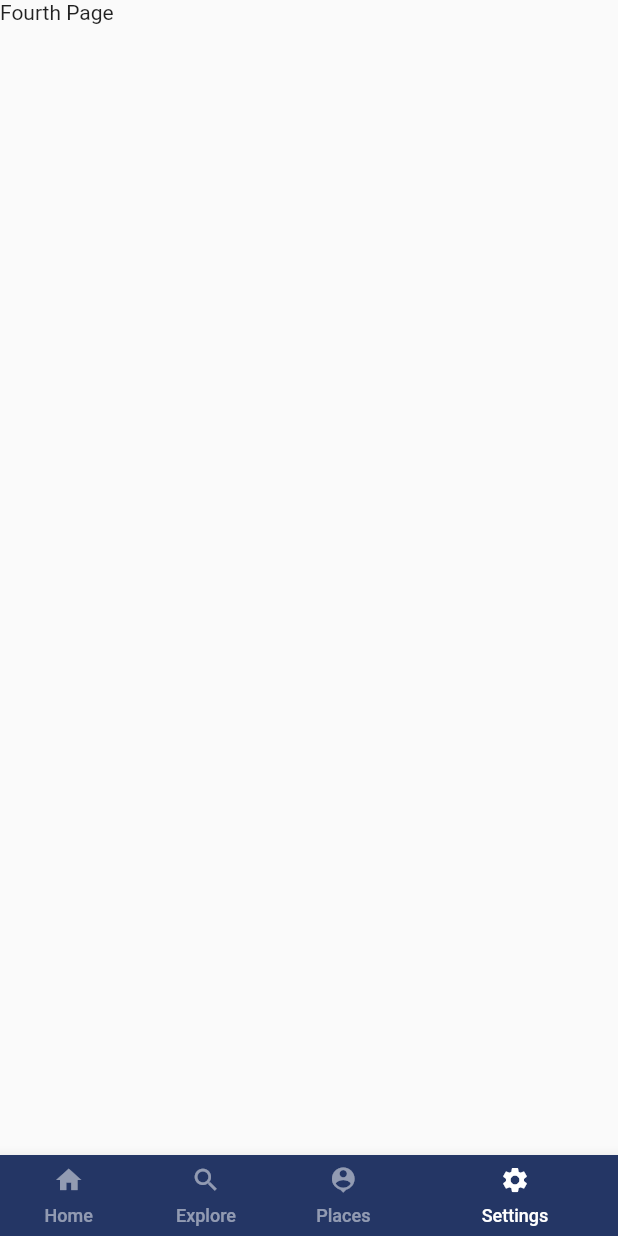
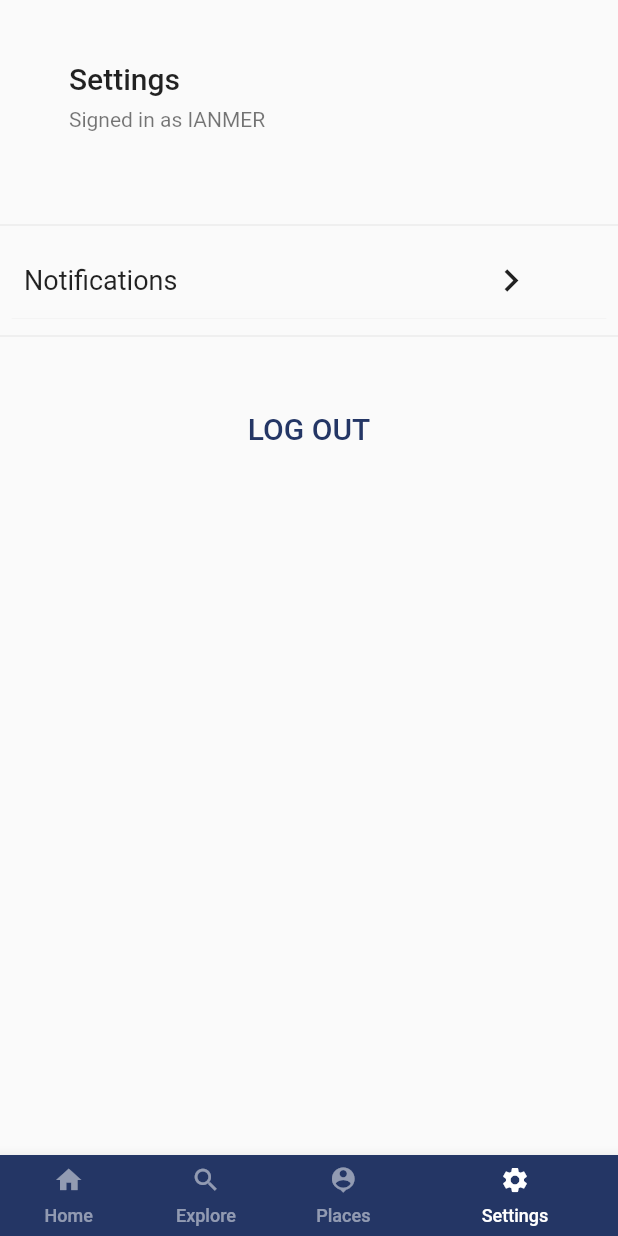
Before and after one commit to Zr99/Getx_Bottom_Navigation, a Flutter app: the screen it shows after launch, item 4 of the bottom bar chosen, on a phone screen of 412 x 824 dp. Run offline on Flutter 3.47's test engine with Material 2 defaults, Android fonts, the phone set to English and light mode, and no system bars; our stand-ins replace get, get_storage.

```diff
--- a/lib/views/Home_Bottom_Nav.dart
+++ b/lib/views/Home_Bottom_Nav.dart
@@ -6,7 +6,7 @@ import '../controller/ScreenController.dart';
 import '../views/Homepage.dart';
 import '../views/Secondpage.dart';
 import '../views/Thirdpage.dart';
-import '../views/Fourthpage.dart';
+import '../views/Settings.dart';
 
 class HomeBottomNav extends StatelessWidget {
 
@@ -28,7 +28,7 @@ class HomeBottomNav extends StatelessWidget {
           buildBottomNavigationMenu(context, _screenController),
       body: Obx(() => IndexedStack(
             index: _screenController.selectedIndex.value,
-            children: [Homepage(), Secondpage(), ThirdPage(), Fourthpage()],
+            children: [Homepage(), Secondpage(), ThirdPage(), Settings()],
           )),
     ));
   }
--- a/lib/views/Homepage.dart
+++ b/lib/views/Homepage.dart
@@ -12,7 +12,7 @@ class Homepage extends StatelessWidget {
 
     return Center(
       child: Container(
-        child: Text('${homeCounter.count.value}'),
+        child: Obx(() =>Text('${homeCounter.count.value}', style: TextStyle(fontSize: 60),), ) ,
       ),
     );
   }
--- a/lib/views/Secondpage.dart
+++ b/lib/views/Secondpage.dart
@@ -10,6 +10,9 @@ class Secondpage extends StatelessWidget {
     return Center(
         child: Container(
       child: ElevatedButton(
+        style: ElevatedButton.styleFrom(
+          primary: Color.fromRGBO(36, 54, 101, 1.0),
+        ),
         child: Text('Reset'),
         onPressed: () {
           homeCounterController.resetCounterToZero();
--- /dev/null
+++ b/lib/views/Settings.dart
@@ -0,0 +1,101 @@
+import 'package:counter_app/views/Fourthpage.dart';
+import 'package:flutter/material.dart';
+import 'package:get/get.dart';
+
+class Settings extends StatelessWidget {
+  @override
+  Widget build(BuildContext context) {
+    return Column(
+      children: [
+        Container(
+          margin: EdgeInsets.only(
+            top: 30,
+            left: 30,
+          ),
+          alignment: AlignmentDirectional.topStart,
+          child: ListTile(
+            title: Padding(
+              padding: const EdgeInsets.only(
+                bottom: 8,
+              ),
+              child: Text('Settings',
+                  style: Theme.of(context).textTheme.titleLarge),
+            ),
+            subtitle: Text('Signed in as IANMER'),
+          ),
+        ),
+        SizedBox(
+          height: 40,
+        ),
+        Divider(
+          thickness: 0.5,
+        ),
+        Container(
+          child: Card(
+            elevation: 0.1,
+            child: Column(
+              children: [
+                InkWell(
+                  child: Container(
+                    color: Theme.of(context).scaffoldBackgroundColor,
+                    width: MediaQuery.of(context).size.width,
+                    child: Row(
+                      children: [
+                        Expanded(
+                          child: Container(
+                            height: 50,
+                            alignment: Alignment.centerLeft,
+                            child: Padding(
+                              padding: const EdgeInsets.only(left: 12),
+                              child: Text(
+                                'Notifications',
+                                style: TextStyle(fontSize: 18),
+                              ),
+                            ),
+                          ),
+                        ),
+                        Spacer(),
+                        Expanded(
+                          child: Container(
+                            child: Icon(
+                              Icons.keyboard_arrow_right,
+                              size: 30,
+                            ),
+                          ),
+                        ),
+                      ],
+                    ),
+                  ),
+                  onTap: () {
+                    //add data constructor NotificationPage(name: )
+                    // Navigator.of(context).push(MaterialPageRoute(
+                    //     builder: (BuildContext context) => NotificationPage()));
+                    Get.to(() => Fourthpage());
+                  },
+                ),
+              ],
+            ),
+          ),
+        ),
+        Divider(
+          thickness: 0.5,
+        ),
+        SizedBox(
+          height: 30,
+        ),
+        Center(
+          child: TextButton(
+            onPressed: () {},
+            child: Text(
+              'LOG OUT',
+              style: TextStyle(fontSize: 20),
+            ),
+            style:
+                TextButton.styleFrom(primary: Color.fromRGBO(36, 54, 101, 1.0),),
+          ),
+        )
+      ],
+    );
+    ;
+  }
+}
--- a/lib/views/Thirdpage.dart
+++ b/lib/views/Thirdpage.dart
@@ -4,13 +4,13 @@ import 'package:get/get.dart';
 import '../controller/HomeCounterController.dart';
 
 class ThirdPage extends StatelessWidget {
-  final homeCounterController = Get.put(HomeCounterController());
+  final HomeCounterController homeCounterController = Get.find();
 
   @override
   Widget build(BuildContext context) {
     return Center(
       child: Container(
-        child: Text(homeCounterController.count.toString()),
+        child: Text(homeCounterController.count.toString(), style: TextStyle(fontSize: 60),),
       ),
     );
   }
--- a/pubspec.yaml
+++ b/pubspec.yaml
@@ -36,6 +36,7 @@ dependencies:
   cupertino_icons: ^1.0.2
   get: ^4.6.1
   shared_preferences: ^2.0.13
+  get_storage: ^2.0.3
 
 dev_dependencies:
   flutter_test:
```
Also changed, not shown: lib/controller/HomeCounterController.dart (+19 -4 lines), lib/controller/NotificationController.dart (added, +30 -0 lines), lib/main.dart (+21 -3 lines), lib/views/Fourthpage.dart (+69 -1 lines), pubspec.lock.
